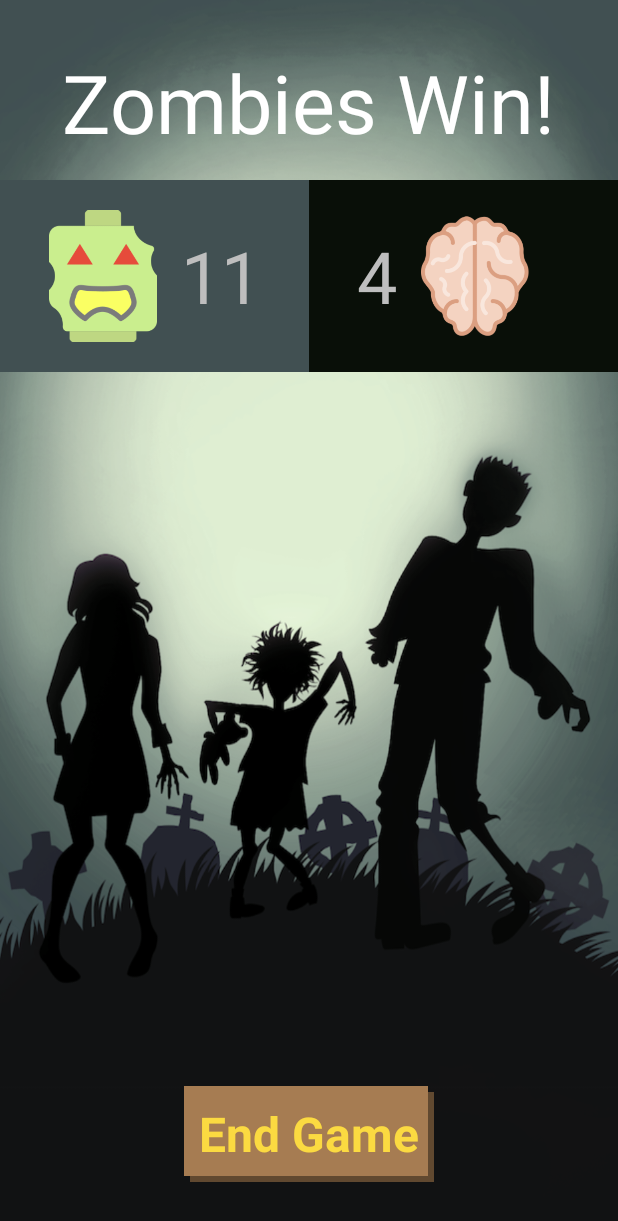
After one commit to kh3chen/zwf_android, an Android app: the EndGameActivity screen opened directly, with no data from a screen before it, on a phone screen of 412 x 824 dp. The commit adds this screen. Shown: the top 1221 px of the screen. Run offline under Robolectric (Android 15) with nearby library versions, the phone set to English and light mode, and no system bars; libraries missing offline, so code that uses them is left out: io.socket.client, io.socket.emitter.

Commit message:
Added End Game UI

```diff
--- a/app/src/main/AndroidManifest.xml
+++ b/app/src/main/AndroidManifest.xml
@@ -67,12 +67,8 @@
             android:windowSoftInputMode="stateAlwaysHidden">
         </activity>
         <activity
-            android:name=".GameScoreActivity"
-            android:label="@string/game_score_activity">
-        </activity>
-        <activity
-            android:name=".StickyNotesActivity"
-            android:label="sticky_notes_activity">
+            android:name=".EndGameActivity"
+            android:label="end_game_activity">
         </activity>
     </application>
 </manifest>
--- /dev/null
+++ b/app/src/main/java/com/zynga/zombieswf_android/EndGameActivity.java
@@ -0,0 +1,74 @@
+package com.zynga.zombieswf_android;
+
+import android.annotation.TargetApi;
+import android.app.Activity;
+import android.content.Intent;
+import android.os.Build;
+import android.os.Bundle;
+import android.support.v4.content.ContextCompat;
+import android.text.TextUtils;
+import android.view.View;
+import android.widget.Button;
+import android.widget.LinearLayout;
+import android.widget.RelativeLayout;
+import android.widget.TextView;
+import android.widget.Toast;
+
+import com.zynga.zombieswf_android.socketio.SocketConstants;
+import com.zynga.zombieswf_android.socketio.SocketEvent;
+import com.zynga.zombieswf_android.socketio.ZombieApplication;
+
+import org.json.JSONException;
+import org.json.JSONObject;
+import org.w3c.dom.Text;
+
+import io.socket.client.Socket;
+import io.socket.emitter.Emitter;
+
+/**
+ * Created by athompson on 16-07-22.
+ */
+public class EndGameActivity extends Activity {
+
+    // Set The Winning Team
+    boolean humansWin = false;
+    int humanScore_value = 4;
+    int zombieScore_value = 11;
+
+    protected void onCreate(Bundle savedInstanceState) {
+        super.onCreate(savedInstanceState);
+        setContentView(R.layout.activity_end_game);
+
+        RelativeLayout layout =(RelativeLayout) findViewById(R.id.endgame_bg);
+        TextView winnerText = (TextView) findViewById(R.id.winner_text);
+        LinearLayout humansContainer =(LinearLayout) findViewById(R.id.human_score_container);
+        LinearLayout zombiesContainer =(LinearLayout) findViewById(R.id.zombie_score_container);
+        TextView zombieScore = (TextView) findViewById(R.id.zombieScore);
+        TextView humanScore = (TextView) findViewById(R.id.humanScore);
+
+        if (humansWin) {
+            winnerText.setText("Humans Win!");
+            layout.setBackgroundResource(R.drawable.humans_bg);
+            humansContainer.setBackgroundColor(ContextCompat.getColor(this, R.color.colorAccentBlue));
+            zombiesContainer.setBackgroundColor(ContextCompat.getColor(this, R.color.colorDark));
+        }
+        else {
+            winnerText.setText("Zombies Win!");
+            layout.setBackgroundResource(R.drawable.zombies_bg);
+            humansContainer.setBackgroundColor(ContextCompat.getColor(this, R.color.colorDark));
+            zombiesContainer.setBackgroundColor(ContextCompat.getColor(this, R.color.colorAccentGreenGrey));
+        }
+
+        zombieScore.setText(String.valueOf(zombieScore_value));
+        humanScore.setText(String.valueOf(humanScore_value));
+
+        Button playAgainButton = (Button) findViewById(R.id.play_again_button);
+        playAgainButton.setOnClickListener(new View.OnClickListener() {
+            @Override
+            public void onClick(View v) {
+                Intent intent = new Intent(getApplicationContext(), HomeActivity.class);
+                startActivity(intent);
+            }
+        });
+    }
+}
--- a/app/src/main/java/com/zynga/zombieswf_android/GameScoreActivity.java
+++ /dev/null
@@ -1,38 +0,0 @@
-package com.zynga.zombieswf_android;
-
-import android.app.Activity;
-import android.content.Intent;
-import android.os.Bundle;
-import android.view.View;
-import android.widget.Button;
-import android.widget.ListView;
-import android.widget.TextView;
-
-/**
- * Created by azeng on 7/22/16.
- */
-public class GameScoreActivity extends Activity {
-
-    @Override
-    protected void onCreate(Bundle savedInstanceState) {
-        super.onCreate(savedInstanceState);
-        setContentView(R.layout.game_score_layout);
-
-        // Display humans and zombies score
-        TextView zombiesScore = (TextView) findViewById(R.id.zombies_count);
-        TextView humansScore = (TextView) findViewById(R.id.humans_count);
-
-        // TODO: set these as actual server numbers
-        zombiesScore.setText("Zombies\n100");
-        humansScore.setText("Humans\n100");
-
-        Button playAgainButton = (Button) findViewById(R.id.play_again_button);
-        playAgainButton.setOnClickListener(new View.OnClickListener() {
-            @Override
-            public void onClick(View v) {
-                Intent intent = new Intent(getApplicationContext(), HomeActivity.class);
-                startActivity(intent);
-            }
-        });
-    }
-}
--- a/app/src/main/java/com/zynga/zombieswf_android/JoinGameActivity.java
+++ b/app/src/main/java/com/zynga/zombieswf_android/JoinGameActivity.java
@@ -38,19 +38,19 @@ public class JoinGameActivity extends Activity implements View.OnClickListener {
         //EditText gameCode = (EditText) findViewById(R.id.game_code);
         //gameCode.setLetterSpacing((float) 0.1);
 
-        ZombieApplication app = (ZombieApplication) getApplication();
-        mSocket = app.getSocket();
-        mSocket.on(SocketConstants.COLLECT, onGameEmit);
-        if (!mSocket.connected()) {
-            mSocket.connect();
-        }
+//        ZombieApplication app = (ZombieApplication) getApplication();
+//        mSocket = app.getSocket();
+//        mSocket.on(SocketConstants.COLLECT, onGameEmit);
+//        if (!mSocket.connected()) {
+//            mSocket.connect();
+//        }
     }
 
     @Override
     public void onClick(View v) {
         switch (v.getId()) {
             case R.id.confirm:
-                mSocket.emit(SocketConstants.EMIT, SocketEvent.makeJoinObject("1q2w3e"));
+                //mSocket.emit(SocketConstants.EMIT, SocketEvent.makeJoinObject("1q2w3e"));
                 break;
         }
     }
--- a/app/src/main/java/com/zynga/zombieswf_android/MapsActivity.java
+++ b/app/src/main/java/com/zynga/zombieswf_android/MapsActivity.java
@@ -227,7 +227,7 @@ public class MapsActivity extends FragmentActivity implements OnMapReadyCallback
     }
 
     private void goToGameScoreScreen() {
-        Intent intent = new Intent(getApplicationContext(), GameScoreActivity.class);
+        Intent intent = new Intent(getApplicationContext(), EndGameActivity.class);
         startActivity(intent);
     }
 
--- /dev/null
+++ b/app/src/main/res/layout/activity_end_game.xml
@@ -0,0 +1,101 @@
+<?xml version="1.0" encoding="utf-8"?>
+<RelativeLayout xmlns:android="http://schemas.android.com/apk/res/android"
+    android:orientation="vertical" android:layout_width="match_parent"
+    android:layout_height="match_parent"
+    android:id="@+id/endgame_bg">
+
+    <TextView
+        android:layout_width="wrap_content"
+        android:layout_height="wrap_content"
+        android:textAppearance="?android:attr/textAppearanceLarge"
+        android:text="Humans Win!"
+        android:id="@+id/winner_text"
+        android:layout_alignParentBottom="false"
+        android:layout_centerHorizontal="true"
+        android:textSize="54dp"
+        android:layout_marginTop="32dp" />
+
+    <LinearLayout
+        android:orientation="horizontal"
+        android:layout_width="match_parent"
+        android:layout_height="128dp"
+        android:id="@+id/scoreboard"
+        android:layout_alignParentStart="false"
+        android:layout_below="@+id/winner_text"
+        android:layout_marginTop="16dp">
+
+        <LinearLayout
+            android:orientation="horizontal"
+            android:layout_width="0dp"
+            android:layout_height="match_parent"
+            android:id="@+id/zombie_score_container"
+            android:gravity="right"
+            android:layout_gravity="left"
+            android:layout_weight="1"
+            android:background="@color/colorDark">
+
+            <ImageView
+                android:layout_width="72dp"
+                android:layout_height="wrap_content"
+                android:id="@+id/imageView"
+                android:layout_alignParentTop="true"
+                android:layout_alignParentLeft="true"
+                android:layout_alignParentStart="true"
+                android:src="@drawable/zombie"
+                android:layout_gravity="right" />
+
+            <TextView
+                android:layout_width="wrap_content"
+                android:layout_height="wrap_content"
+                android:text="4"
+                android:id="@+id/zombieScore"
+                android:layout_gravity="center_vertical"
+                android:textSize="48sp"
+                android:layout_marginRight="32dp"
+                android:layout_marginLeft="16dp" />
+        </LinearLayout>
+
+        <LinearLayout
+            android:orientation="horizontal"
+            android:layout_width="0dp"
+            android:layout_height="match_parent"
+            android:id="@+id/human_score_container"
+            android:gravity="left"
+            android:layout_gravity="right"
+            android:layout_weight="1"
+            android:background="@color/colorAccentBlue">
+
+            <TextView
+                android:layout_width="wrap_content"
+                android:layout_height="wrap_content"
+                android:text="11"
+                android:id="@+id/humanScore"
+                android:layout_gravity="center_vertical"
+                android:textSize="48sp"
+                android:layout_marginLeft="32dp"
+                android:layout_marginRight="16dp" />
+
+            <ImageView
+                android:layout_width="72dp"
+                android:layout_height="wrap_content"
+                android:id="@+id/imageView2"
+                android:layout_alignParentTop="true"
+                android:layout_alignParentLeft="true"
+                android:layout_alignParentStart="true"
+                android:src="@drawable/human"
+                android:layout_gravity="left" />
+        </LinearLayout>
+
+    </LinearLayout>
+
+    <Button
+        android:layout_width="wrap_content"
+        android:layout_height="wrap_content"
+        android:text="End Game"
+        android:id="@+id/play_again_button"
+        android:layout_alignParentBottom="true"
+        android:layout_centerHorizontal="true"
+        android:layout_marginBottom="36dp"
+        style="@style/z_button" />
+
+</RelativeLayout>
--- a/app/src/main/res/values/colors.xml
+++ b/app/src/main/res/values/colors.xml
@@ -10,5 +10,8 @@
     <color name="colorAccentRed">#b60000</color>
     <color name="colorAccentYellow">#fbda41</color>
     <color name="colorAccentYellowFaded50">#7ffbda41</color>
+    <color name="colorAccentBlue">#192a4b</color>
+    <color name="colorAccentGreenGrey">#415052</color>
+    <color name="colorDark">#090f08</color>
     <color name="red">#fa0101</color>
 </resources>
```
Also changed, not shown: app/src/main/res/drawable/human.png (added), app/src/main/res/drawable/humans_bg.png (added), app/src/main/res/drawable/zombie.png (added), app/src/main/res/drawable/zombies_bg.png (added).
